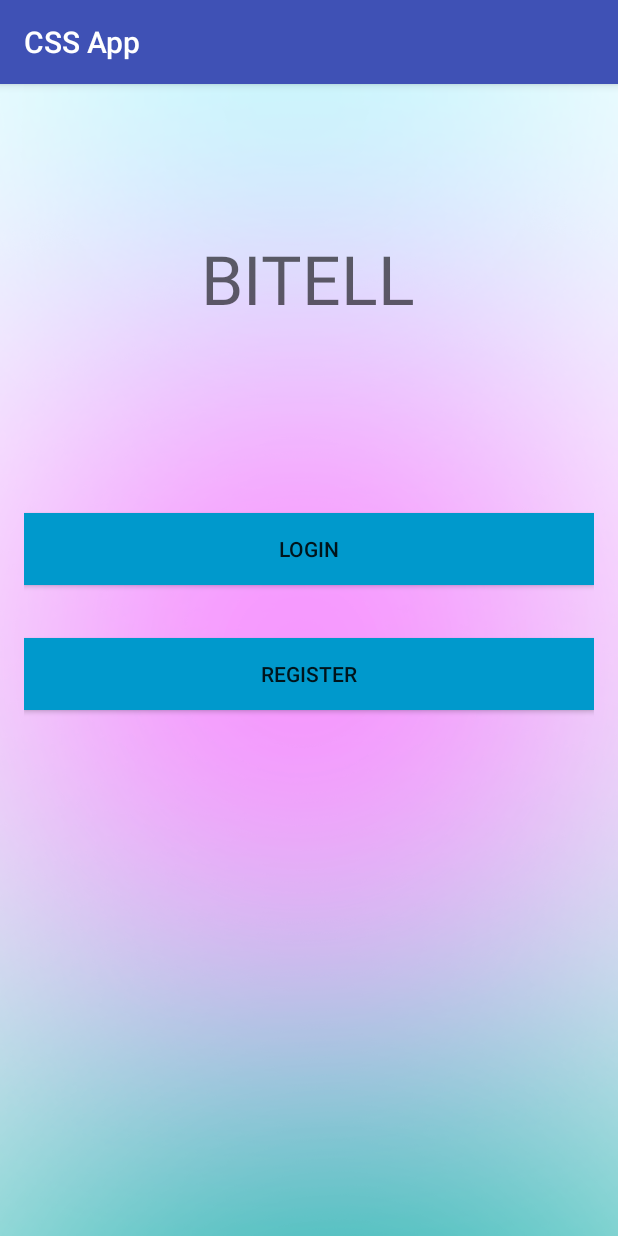
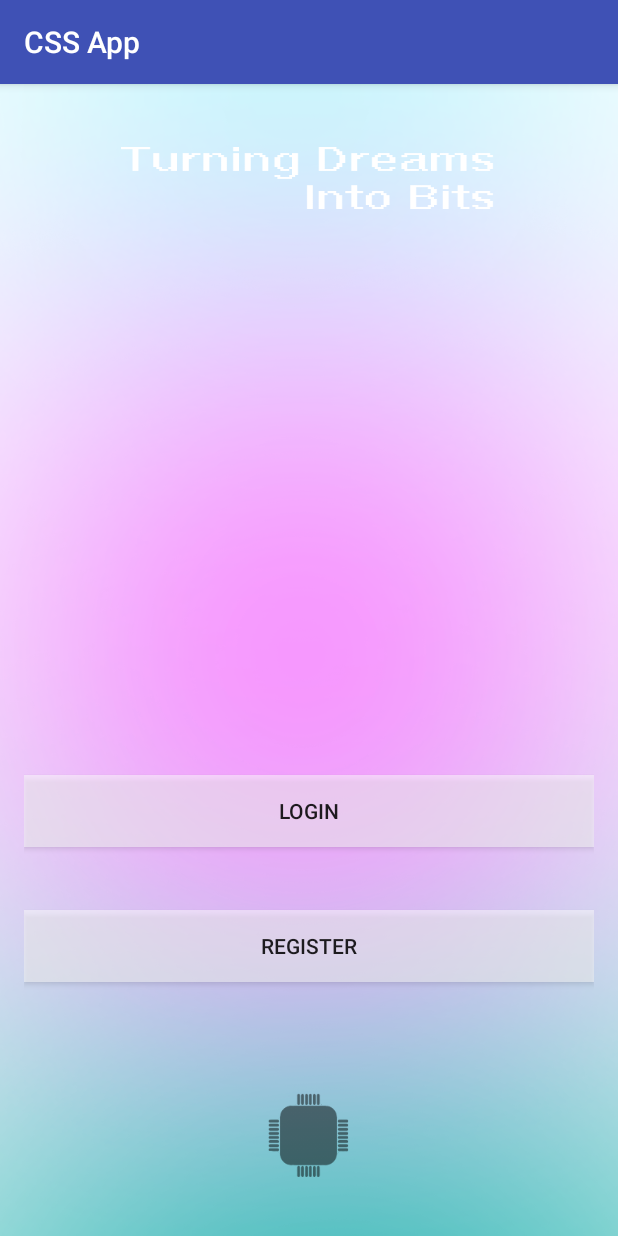
Before and after one commit to WittsEnd2/bitcamp2017, an Android app: the screen it shows after launch (MainActivity), on a phone screen of 412 x 824 dp. Run offline under Robolectric (Android 15) with nearby library versions, the phone set to English and light mode, and no system bars.

Commit message:
basic elements for design

```diff
--- a/app/src/main/res/layout/activity_main.xml
+++ b/app/src/main/res/layout/activity_main.xml
@@ -12,35 +12,53 @@
     tools:context="com.css.cssapp.MainActivity">
 
     <Button
-        android:text="LOGIN"
+        android:id="@+id/menuLoginButton"
         android:layout_width="wrap_content"
         android:layout_height="wrap_content"
-        android:id="@+id/menuLoginButton"
-        android:background="@android:color/holo_blue_dark"
-        android:layout_marginTop="126dp"
-        android:layout_below="@+id/BITELL"
+        android:background="@android:drawable/screen_background_light_transparent"
+        android:elevation="12dp"
+        android:text="LOGIN"
+        android:layout_marginBottom="42dp"
+        android:layout_above="@+id/registerButton"
         android:layout_alignParentStart="true"
         android:layout_alignParentEnd="true" />
 
     <Button
-        android:text="REGISTER"
+        android:id="@+id/logobutton"
+        android:layout_width="98dp"
+        android:layout_height="102dp"
+        android:background="@drawable/logo"
+        android:backgroundTint="@android:drawable/screen_background_dark_transparent"
+        android:clickable="false"
+        android:elevation="40dp"
+        android:scaleType="fitXY"
+        android:visibility="visible"
+        android:layout_alignParentBottom="true"
+        android:layout_centerHorizontal="true" />
+
+    <Button
+        android:id="@+id/registerButton"
         android:layout_width="wrap_content"
         android:layout_height="wrap_content"
-        android:id="@+id/registerButton"
-        android:background="@android:color/holo_blue_dark"
-        android:layout_marginTop="35dp"
-        android:layout_below="@+id/menuLoginButton"
+        android:background="@android:drawable/screen_background_light_transparent"
+        android:text="REGISTER"
+        android:layout_above="@+id/logobutton"
         android:layout_alignParentStart="true"
+        android:layout_marginBottom="51dp"
         android:layout_alignParentEnd="true" />
 
-    <TextView
-        android:id="@+id/BITELL"
-        android:layout_width="wrap_content"
-        android:layout_height="wrap_content"
+    <Button
+        android:id="@+id/slogan"
+        android:layout_width="250dp"
+        android:layout_height="95dp"
+        android:background="@drawable/slogan"
+        android:clickable="false"
+        android:elevation="40dp"
+        android:scaleType="fitXY"
+        android:visibility="visible"
         android:layout_alignParentTop="true"
-        android:layout_centerHorizontal="true"
-        android:layout_marginTop="83dp"
-        android:text="BITELL"
-        android:textAppearance="@style/TextAppearance.AppCompat.Display2"
-        android:visibility="visible" />
+        android:layout_centerHorizontal="true" />
+
+
+
 </RelativeLayout>
```
Also changed, not shown: app/src/main/res/layout/activity_dashboard_leader.xml (+12 -12 lines), app/src/main/res/layout/activity_login.xml (+8 -27 lines), app/src/main/res/drawable-nodpi/slogan.png (added), app/src/main/res/layout/tinder_swipe_yes.xml (renamed from app/src/main/res/layout/tinder_swipe.xml).
